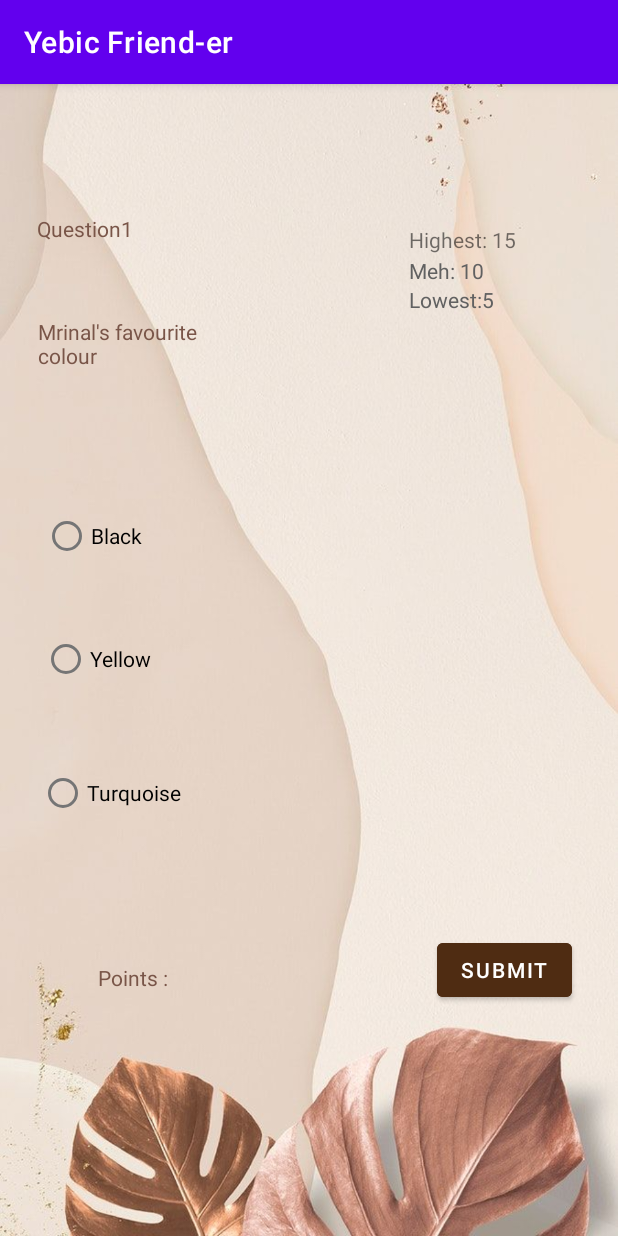
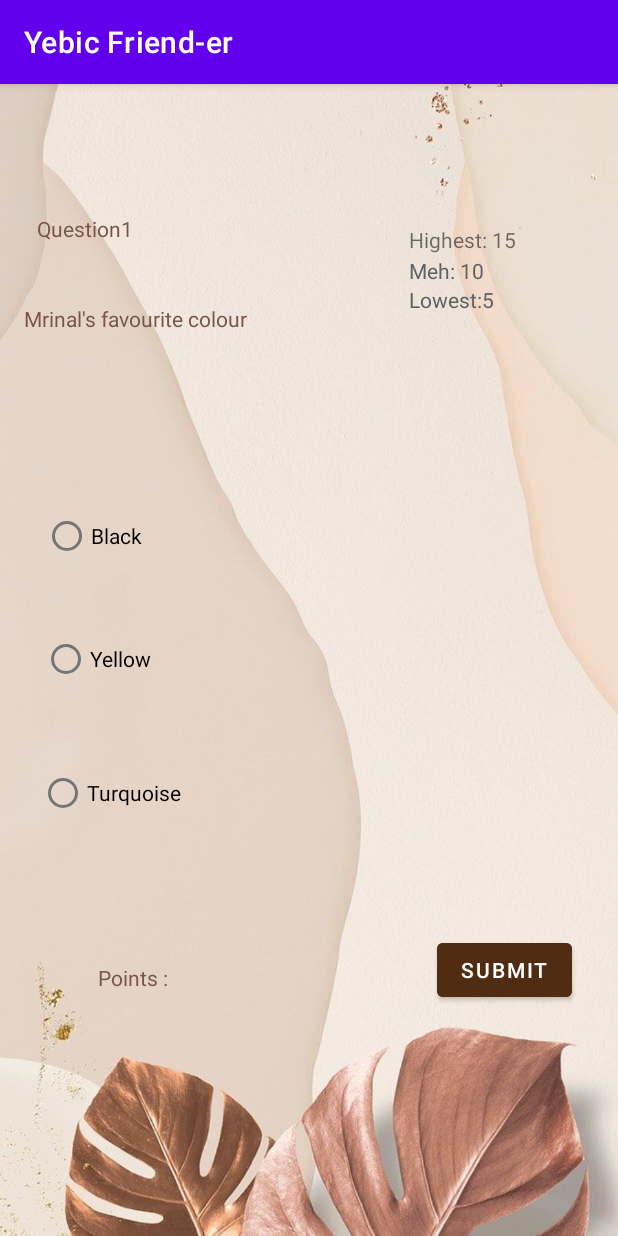
Before and after one commit to Mriiki/Yebic-Friender, an Android app: the SecondActivity screen opened directly, with no data from a screen before it, on a phone screen of 412 x 824 dp. Run offline under Robolectric (Android 15) with nearby library versions, the phone set to English and light mode, and no system bars.

Commit message:
layout change

```diff
--- a/YebicFriender/app/src/main/res/layout/activity_second.xml
+++ b/YebicFriender/app/src/main/res/layout/activity_second.xml
@@ -35,16 +35,17 @@
 
     <TextView
         android:id="@+id/textView3"
-        android:layout_width="113dp"
-        android:layout_height="36dp"
+        android:layout_width="225dp"
+        android:layout_height="104dp"
         android:text="@string/question"
         android:textColor="#795548"
         app:layout_constraintBottom_toBottomOf="parent"
         app:layout_constraintEnd_toEndOf="parent"
-        app:layout_constraintHorizontal_bias="0.084"
+        app:layout_constraintHorizontal_bias="0.086"
         app:layout_constraintStart_toStartOf="parent"
         app:layout_constraintTop_toTopOf="parent"
-        app:layout_constraintVertical_bias="0.212" />
+        app:layout_constraintVertical_bias="0.221"
+        tools:ignore="TextContrastCheck" />
 
     <RadioButton
         android:id="@+id/radioButton"
```
